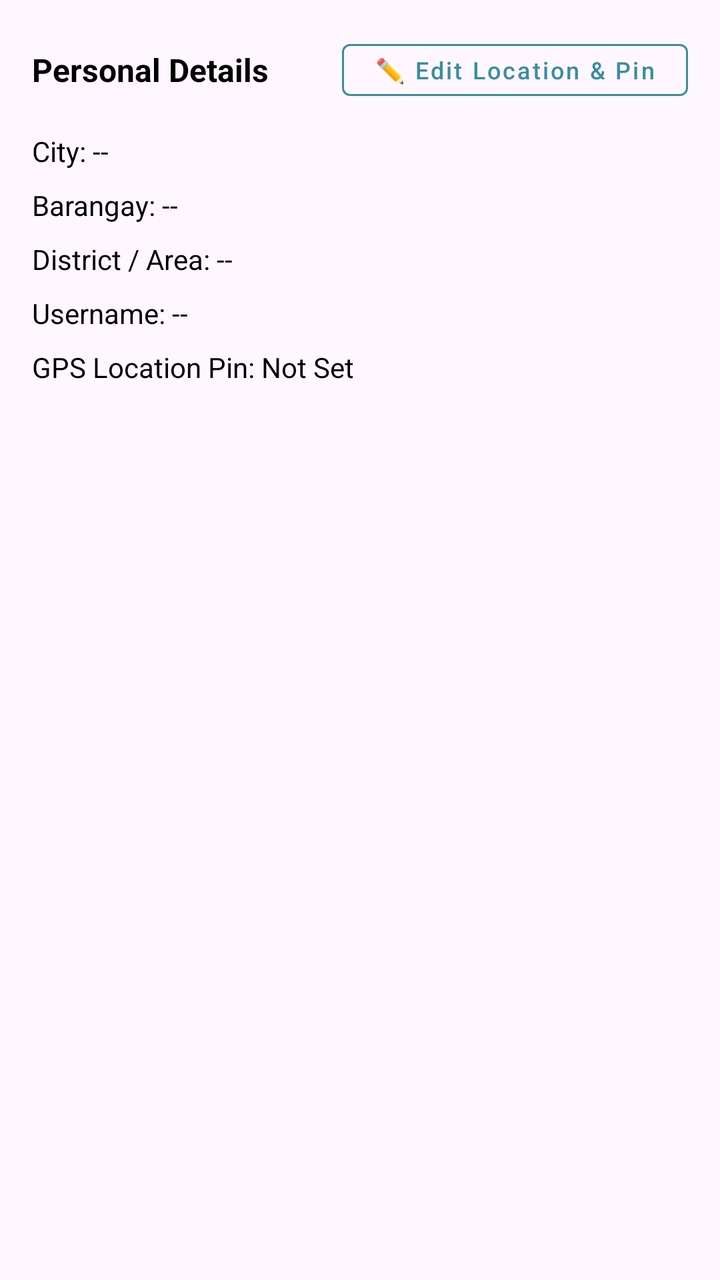
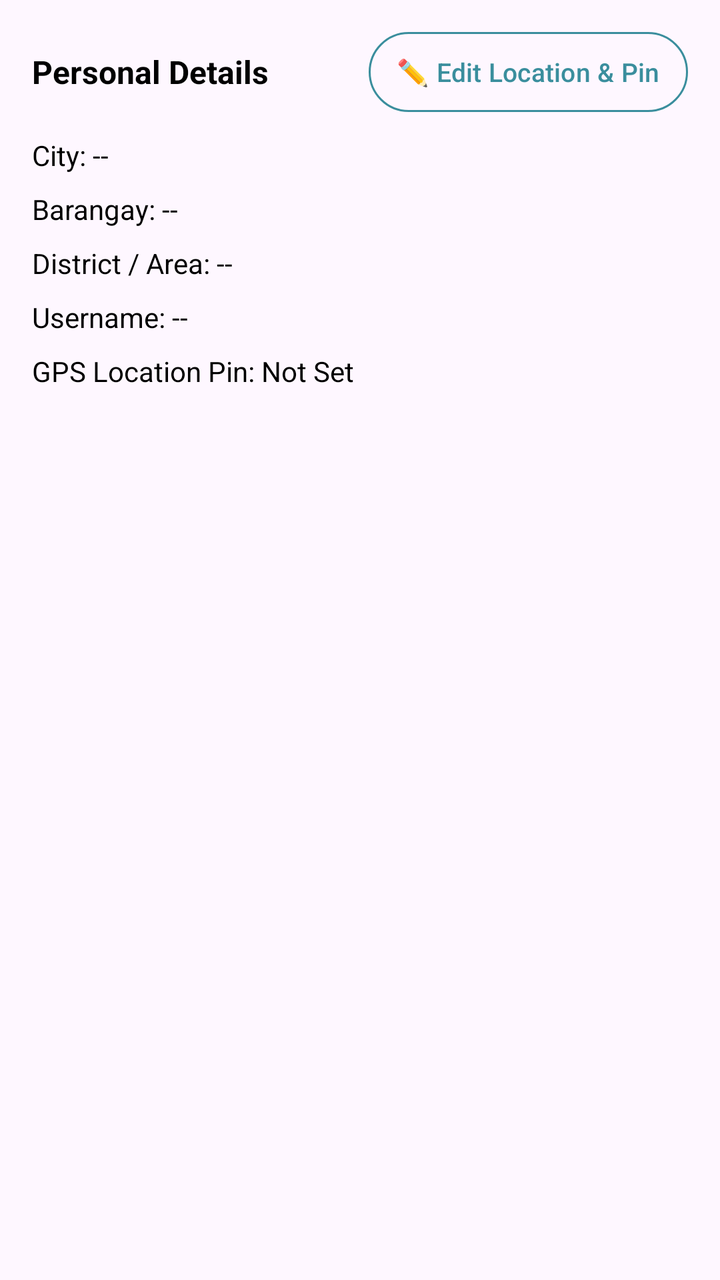

Two renders of the same Android screen: before a commit and after it. Below are the layout's source before the change and the commit's diff.
<!-- AndroidManifest.xml: application theme Theme.PharmaFind -->
<!-- res/layout/fragment_customer_tab_about.xml -->
<?xml version="1.0" encoding="utf-8"?>
<ScrollView xmlns:android="http://schemas.android.com/apk/res/android"
    xmlns:app="http://schemas.android.com/apk/res-auto"
    android:layout_width="match_parent"
    android:layout_height="match_parent"
    android:padding="16dp">

    <LinearLayout
        android:layout_width="match_parent"
        android:layout_height="wrap_content"
        android:orientation="vertical">

        <LinearLayout
            android:layout_width="match_parent"
            android:layout_height="wrap_content"
            android:gravity="center_vertical"
            android:orientation="horizontal">

            <TextView
                android:layout_width="0dp"
                android:layout_height="wrap_content"
                android:layout_weight="1"
                android:text="Personal Details"
                android:textColor="@color/black"
                android:textSize="16sp"
                android:textStyle="bold" />

            <com.google.android.material.button.MaterialButton
                android:id="@+id/btnEditCustomerProfile"
                style="@style/Widget.MaterialComponents.Button.OutlinedButton"
                android:layout_width="wrap_content"
                android:layout_height="38dp"
                android:text="✏️ Edit Location &amp; Pin"
                android:textAllCaps="false"
                android:textColor="@color/primary_teal"
                android:textSize="12sp"
                app:strokeColor="@color/primary_teal" />

        </LinearLayout>

        <TextView
            android:id="@+id/tvCityVal"
            android:layout_width="wrap_content"
            android:layout_height="wrap_content"
            android:layout_marginTop="12dp"
            android:text="City: --"
            android:textColor="@color/black"
            android:textSize="14sp" />

        <TextView
            android:id="@+id/tvBarangayVal"
            android:layout_width="wrap_content"
            android:layout_height="wrap_content"
            android:layout_marginTop="8dp"
            android:text="Barangay: --"
            android:textColor="@color/black"
            android:textSize="14sp" />

        <TextView
            android:id="@+id/tvDistrictVal"
            android:layout_width="wrap_content"
            android:layout_height="wrap_content"
            android:layout_marginTop="8dp"
            android:text="District / Area: --"
            android:textColor="@color/black"
            android:textSize="14sp" />

        <TextView
            android:id="@+id/tvUsernameVal"
            android:layout_width="wrap_content"
            android:layout_height="wrap_content"
            android:layout_marginTop="8dp"
            android:text="Username: --"
            android:textColor="@color/black"
            android:textSize="14sp" />

        <TextView
            android:id="@+id/tvCustomerGpsVal"
            android:layout_width="wrap_content"
            android:layout_height="wrap_content"
            android:layout_marginTop="8dp"
            android:text="GPS Location Pin: Not Set"
            android:textColor="@color/black"
            android:textSize="14sp" />

    </LinearLayout>
</ScrollView>
<!-- resources referenced by this layout -->
<resources>
  <color name="black">#FF000000</color>
  <color name="primary_teal">#3A8E9D</color>
  <style name="Theme.PharmaFind" parent="Base.Theme.PharmaFind">
          <item name="colorPrimary">@color/primary_teal</item>
          <item name="colorOnPrimary">@color/white</item>
          <item name="colorPrimaryContainer">@color/teal_container</item>
          <item name="colorOnPrimaryContainer">@color/primary_dark</item>
          <item name="colorSecondary">@color/primary_teal</item>
          <item name="colorOnSecondary">@color/white</item>
          <item name="colorSecondaryContainer">@color/teal_container</item>
          <item name="colorOnSecondaryContainer">@color/primary_dark</item>
          <item name="colorSurface">@color/white</item>
          <item name="colorOnSurface">@color/on_surface</item>
          <item name="colorSurfaceVariant">@color/surface_variant</item>
          <item name="colorOnSurfaceVariant">@color/on_surface_variant</item>
          <item name="colorOutline">@color/outline</item>
          <item name="colorSurfaceContainerLowest">@color/white</item>
          <item name="colorSurfaceContainerLow">@color/surface_container_low</item>
          <item name="colorSurfaceContainer">@color/surface_container</item>
          <item name="colorSurfaceContainerHigh">@color/surface_container_high</item>
          <item name="colorSurfaceContainerHighest">@color/surface_container_highest</item>
          
          <item name="elevationOverlayEnabled">false</item>
      </style>
  <style name="Base.Theme.PharmaFind" parent="Theme.Material3.Light.NoActionBar">
          <item name="android:forceDarkAllowed" tools:targetApi="q">false</item>
          
          
      </style>
  <color name="white">#FFFFFFFF</color>
  <color name="teal_container">#D6EEF1</color>
  <color name="primary_dark">#1F6371</color>
  <color name="on_surface">#1B1F21</color>
  <color name="surface_variant">#E3EBEC</color>
  <color name="on_surface_variant">#3F484A</color>
  <color name="outline">#6F797A</color>
  <color name="surface_container_low">#F4F8F8</color>
  <color name="surface_container">#EEF3F4</color>
  <color name="surface_container_high">#E8EEEF</color>
  <color name="surface_container_highest">#E2E9EA</color>
</resources>

<!-- the commit's change to res/layout/fragment_customer_tab_about.xml (unified diff, before → after) -->
@@ -26,15 +26,10 @@
                 android:textStyle="bold" />
 
             <com.google.android.material.button.MaterialButton
+                style="@style/Widget.PharmaFind.Button.Small"
                 android:id="@+id/btnEditCustomerProfile"
-                style="@style/Widget.MaterialComponents.Button.OutlinedButton"
                 android:layout_width="wrap_content"
-                android:layout_height="38dp"
-                android:text="✏️ Edit Location &amp; Pin"
-                android:textAllCaps="false"
-                android:textColor="@color/primary_teal"
-                android:textSize="12sp"
-                app:strokeColor="@color/primary_teal" />
+                android:text="✏️ Edit Location &amp; Pin" />
 
         </LinearLayout>
 
<!-- resource entries referenced after the edit -->
@@ -1,6 +1,18 @@
 <!-- resources referenced by this layout -->
 <resources>
   <color name="black">#FF000000</color>
+  <style name="Widget.PharmaFind.Button.Small" parent="Widget.Material3.Button.OutlinedButton">
+          <item name="android:layout_height">40dp</item>
+          <item name="android:insetTop">0dp</item>
+          <item name="android:insetBottom">0dp</item>
+          <item name="android:paddingStart">14dp</item>
+          <item name="android:paddingEnd">14dp</item>
+          <item name="cornerRadius">20dp</item>
+          <item name="strokeColor">@color/primary_teal</item>
+          <item name="android:textColor">@color/primary_teal</item>
+          <item name="android:textSize">13sp</item>
+          <item name="android:textAllCaps">false</item>
+      </style>
   <color name="primary_teal">#3A8E9D</color>
   <style name="Theme.PharmaFind" parent="Base.Theme.PharmaFind">
           <item name="colorPrimary">@color/primary_teal</item>
